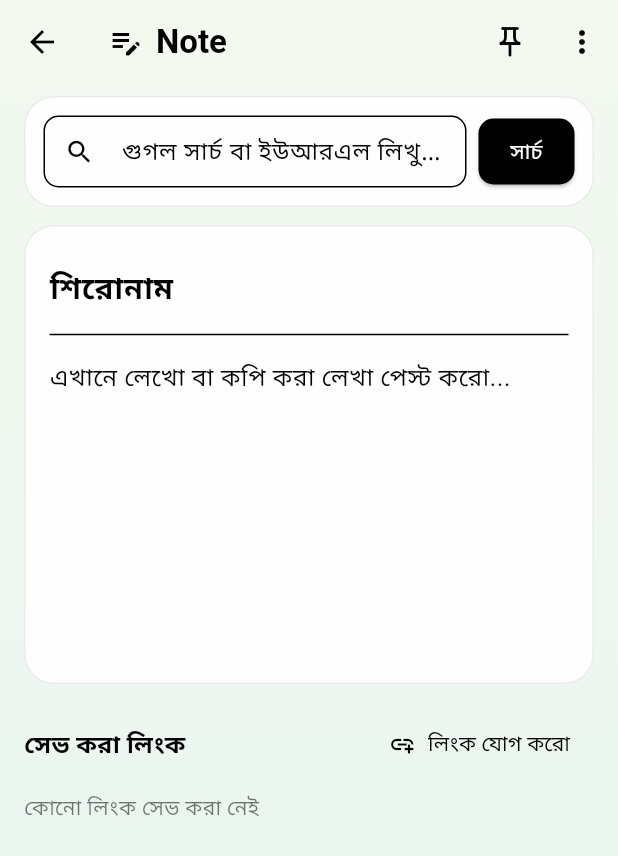
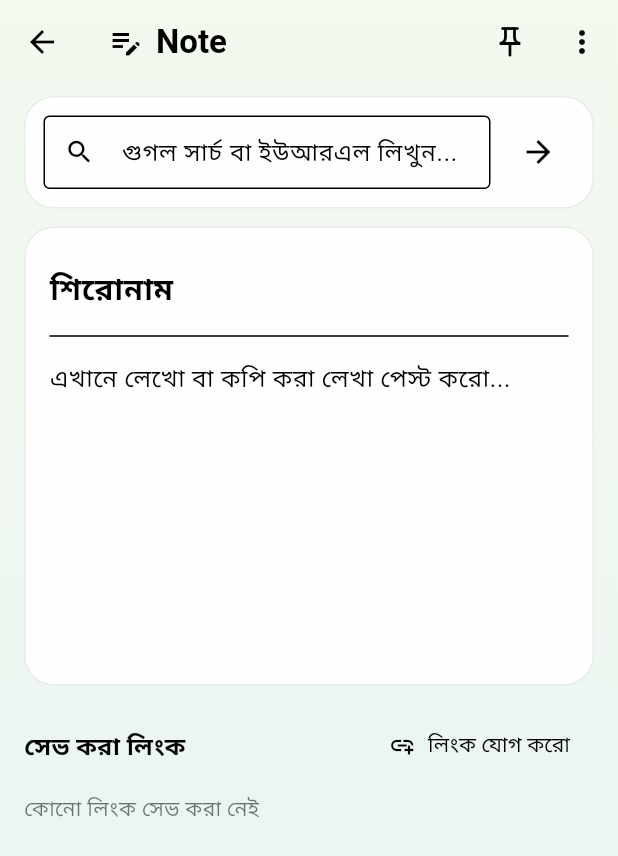
Before and after one commit to mnafizulhaque5-blip/countdown-app, a Flutter app: the NoteEditorPage screen opened directly with empty values, on a phone screen of 412 x 824 dp. Shown: the top 856 px of the screen. Run offline on Flutter 3.47's test engine with Material 3 defaults, Android fonts, the phone set to English and light mode, and no system bars; our stand-ins replace flutter_local_notifications, shared_preferences, timezone; accounts and stored records are empty; statements that could not run were skipped.

Commit message:
Update notes_page.dart

```diff
--- a/lib/notes_page.dart
+++ b/lib/notes_page.dart
@@ -209,7 +209,7 @@ class _NotesPageState extends State<NotesPage> {
 }
 
 // ---------------------------------------------------------------
-// নোট লেখার পাতা (সার্চ বক্স ও ইন-অ্যাপ ওয়েব সাইজ সহ)
+// নোট লেখার পাতা (নিজে থেকে সেভ হয় ও সাইজ অ্যাডজাস্টেবল সার্চ প্যানেল সহ)
 // ---------------------------------------------------------------
 class NoteEditorPage extends StatefulWidget {
   final Note note;
@@ -237,10 +237,8 @@ class _NoteEditorPageState extends State<NoteEditorPage>
   late final TextEditingController _searchCtrl = TextEditingController();
 
   Timer? _debounce;
-
-  // সার্চ ও সার্চ-বক্স হাইট কন্ট্রোল
   bool _showWebPanel = false;
-  double _webPanelHeight = 220.0;
+  double _webPanelHeight = 180.0;
   String _currentSearchUrl = 'https://www.google.com';
 
   @override
@@ -300,7 +298,7 @@ class _NoteEditorPageState extends State<NoteEditorPage>
     } catch (_) {
       if (!mounted) return;
       ScaffoldMessenger.of(context).showSnackBar(
-        const SnackBar(content: Text('ব্রাউজার খোলা সম্ভব হয়নি')),
+        const SnackBar(content: Text('লিংক খোলা যায়নি')),
       );
     }
   }
@@ -399,32 +397,19 @@ class _NoteEditorPageState extends State<NoteEditorPage>
               Expanded(
                 child: TextField(
                   controller: _searchCtrl,
-                  decoration: InputDecoration(
+                  decoration: const InputDecoration(
                     hintText: 'গুগল সার্চ বা ইউআরএল লিখুন...',
-                    prefixIcon: const Icon(Icons.search, size: 20),
-                    contentPadding: const EdgeInsets.symmetric(
-                        vertical: 10, horizontal: 12),
+                    prefixIcon: Icon(Icons.search, size: 20),
                     isDense: true,
-                    border: OutlineInputBorder(
-                      borderRadius: BorderRadius.circular(10),
-                    ),
+                    border: OutlineInputBorder(),
                   ),
                   onSubmitted: (_) => _performSearch(),
                 ),
               ),
               const SizedBox(width: 8),
-              ElevatedButton(
-                style: ElevatedButton.styleFrom(
-                  backgroundColor: Colors.black,
-                  foregroundColor: Colors.white,
-                  padding: const EdgeInsets.symmetric(
-                      horizontal: 14, vertical: 12),
-                  shape: RoundedRectangleBorder(
-                    borderRadius: BorderRadius.circular(10),
-                  ),
-                ),
+              IconButton(
+                icon: const Icon(Icons.arrow_forward),
                 onPressed: _performSearch,
-                child: const Text('সার্চ'),
               ),
             ],
           ),
@@ -434,9 +419,8 @@ class _NoteEditorPageState extends State<NoteEditorPage>
               height: _webPanelHeight,
               padding: const EdgeInsets.all(8),
               decoration: BoxDecoration(
-                color: Colors.grey[100],
-                borderRadius: BorderRadius.circular(10),
-                border: Border.all(color: Colors.black12),
+                color: Colors.black12,
+                borderRadius: BorderRadius.circular(8),
               ),
               child: Column(
                 children: [
@@ -448,18 +432,15 @@ class _NoteEditorPageState extends State<NoteEditorPage>
                           _currentSearchUrl,
                           maxLines: 1,
                           overflow: TextOverflow.ellipsis,
-                          style: const TextStyle(
-                              fontSize: 12, color: Colors.black87),
+                          style: const TextStyle(fontSize: 12),
                         ),
                       ),
                       IconButton(
-                        icon: const Icon(Icons.open_in_browser, size: 18),
-                        tooltip: 'ব্রাউজারে খুলুন',
+                        icon: const Icon(Icons.open_in_new, size: 18),
                         onPressed: _openExternalBrowser,
                       ),
                       IconButton(
                         icon: const Icon(Icons.close, size: 18),
-                        tooltip: 'প্যানেল বন্ধ করুন',
                         onPressed: () {
                           setState(() => _showWebPanel = false);
                         },
@@ -469,29 +450,16 @@ class _NoteEditorPageState extends State<NoteEditorPage>
                   const Divider(height: 1),
                   Expanded(
                     child: Center(
-                      child: SingleChildScrollView(
-                        padding: const EdgeInsets.all(12),
                       child: Column(
                         mainAxisAlignment: MainAxisAlignment.center,
                         children: [
-                            const Icon(Icons.travel_explore,
-                                size: 36, color: Colors.black54),
-                            const SizedBox(height: 8),
-                            Text(
-                              'সার্চ লিংক তৈরি হয়েছে:\n$_currentSearchUrl',
-                              textAlign: TextAlign.center,
-                              style: const TextStyle(
-                                  fontSize: 13, color: Colors.black87),
-                            ),
-                            const SizedBox(height: 10),
-                            OutlinedButton.icon(
-                              style: outlineButton(),
+                          const Icon(Icons.language, size: 32),
+                          const SizedBox(height: 6),
+                          TextButton(
                             onPressed: _openExternalBrowser,
-                              icon: const Icon(Icons.launch, size: 16),
-                              label: const Text('ব্রাউজারে বিস্তারিত দেখুন'),
+                            child: const Text('ওয়েবপেজটি খুলুন'),
                           ),
                         ],
-                        ),
                       ),
                     ),
                   ),
@@ -499,15 +467,14 @@ class _NoteEditorPageState extends State<NoteEditorPage>
                     onVerticalDragUpdate: (details) {
                       setState(() {
                         _webPanelHeight = (_webPanelHeight + details.delta.dy)
-                            .clamp(120.0, 450.0);
+                            .clamp(100.0, 400.0);
                       });
                     },
                     child: Container(
                       color: Colors.transparent,
                       width: double.infinity,
                       padding: const EdgeInsets.symmetric(vertical: 4),
-                      child: const Icon(Icons.drag_handle,
-                          size: 16, color: Colors.black45),
+                      child: const Icon(Icons.drag_handle, size: 16),
                     ),
                   ),
                 ],
```
Lines whose indentation alone changed are shown as unchanged.
